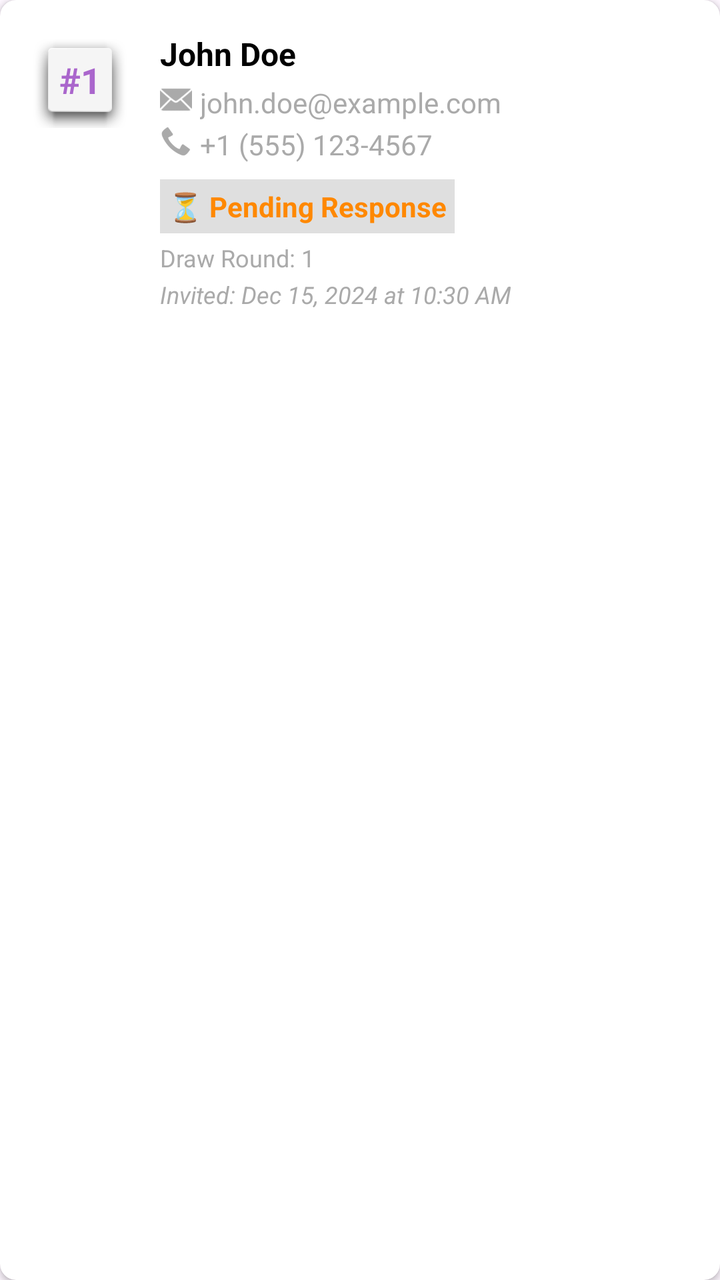
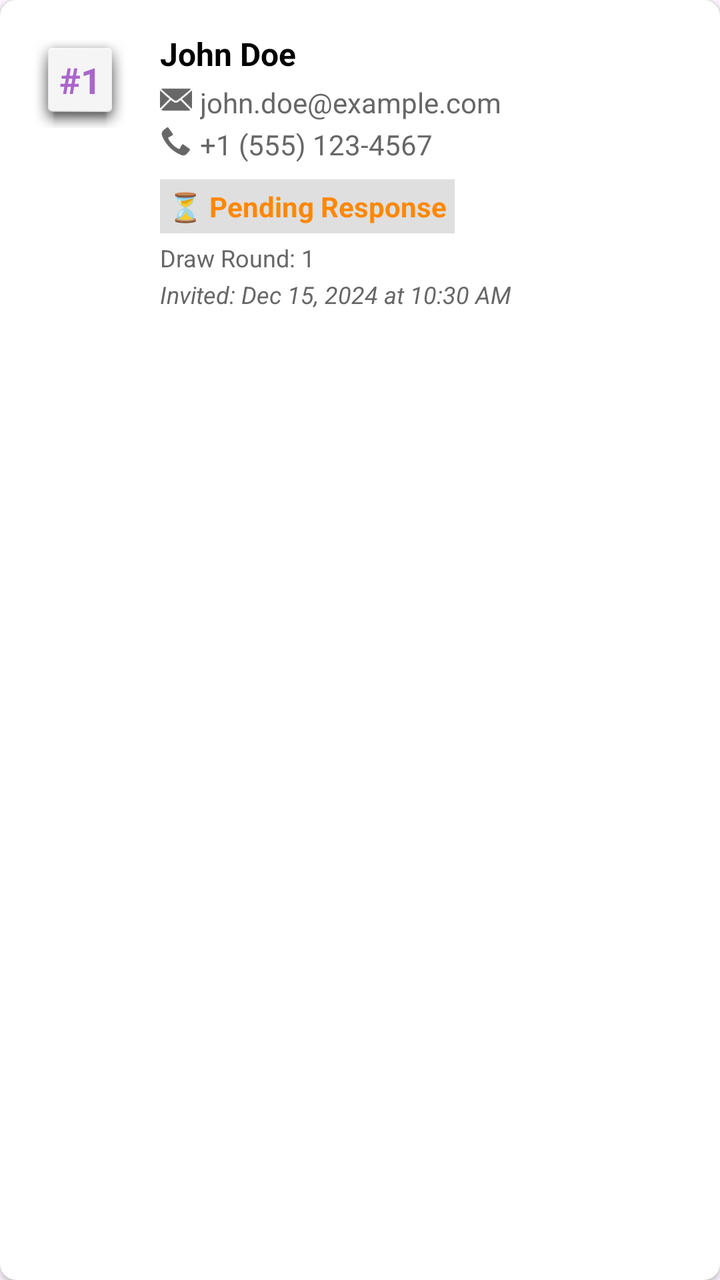

Two renders of the same Android screen: before a commit and after it. Below are the layout's source before the change and the commit's diff.
<!-- AndroidManifest.xml: application theme Theme.GitCat_events -->
<!-- res/layout/item_invitation_entry.xml -->
<?xml version="1.0" encoding="utf-8"?>
<androidx.cardview.widget.CardView xmlns:android="http://schemas.android.com/apk/res/android"
    xmlns:app="http://schemas.android.com/apk/res-auto"
    android:layout_width="match_parent"
    android:layout_height="wrap_content"
    android:layout_margin="8dp"
    app:cardCornerRadius="8dp"
    app:cardElevation="2dp">

    <LinearLayout
        android:layout_width="match_parent"
        android:layout_height="wrap_content"
        android:orientation="horizontal"
        android:padding="16dp">

        
        <TextView
            android:id="@+id/tvPosition"
            android:layout_width="48dp"
            android:layout_height="48dp"
            android:gravity="center"
            android:text="#1"
            android:textSize="18sp"
            android:textStyle="bold"
            android:textColor="@android:color/holo_purple"
            android:background="@android:drawable/dialog_holo_light_frame"
            android:layout_marginEnd="16dp" />

        
        <LinearLayout
            android:layout_width="0dp"
            android:layout_height="wrap_content"
            android:layout_weight="1"
            android:orientation="vertical">

            
            <TextView
                android:id="@+id/tvName"
                android:layout_width="wrap_content"
                android:layout_height="wrap_content"
                android:text="John Doe"
                android:textSize="16sp"
                android:textStyle="bold"
                android:textColor="@color/black"
                android:layout_marginBottom="4dp" />

            
            <LinearLayout
                android:layout_width="wrap_content"
                android:layout_height="wrap_content"
                android:orientation="horizontal"
                android:layout_marginBottom="2dp">

                <ImageView
                    android:layout_width="16dp"
                    android:layout_height="16dp"
                    android:src="@android:drawable/ic_dialog_email"
                    android:layout_marginEnd="4dp"
                    app:tint="@android:color/darker_gray" />

                <TextView
                    android:id="@+id/tvEmail"
                    android:layout_width="wrap_content"
                    android:layout_height="wrap_content"
                    android:text="john.doe@example.com"
                    android:textSize="14sp"
                    android:textColor="@android:color/darker_gray" />
            </LinearLayout>

            
            <LinearLayout
                android:layout_width="wrap_content"
                android:layout_height="wrap_content"
                android:orientation="horizontal"
                android:layout_marginBottom="8dp">

                <ImageView
                    android:layout_width="16dp"
                    android:layout_height="16dp"
                    android:src="@android:drawable/stat_sys_phone_call"
                    android:layout_marginEnd="4dp"
                    app:tint="@android:color/darker_gray" />

                <TextView
                    android:id="@+id/tvPhone"
                    android:layout_width="wrap_content"
                    android:layout_height="wrap_content"
                    android:text="+1 (555) 123-4567"
                    android:textSize="14sp"
                    android:textColor="@android:color/darker_gray" />
            </LinearLayout>

            
            <TextView
                android:id="@+id/tvStatus"
                android:layout_width="wrap_content"
                android:layout_height="wrap_content"
                android:text="⏳ Pending Response"
                android:textSize="14sp"
                android:textStyle="bold"
                android:textColor="@android:color/holo_orange_dark"
                android:layout_marginBottom="4dp"
                android:padding="4dp"
                android:background="#20000000" />

            
            <TextView
                android:id="@+id/tvDrawRound"
                android:layout_width="wrap_content"
                android:layout_height="wrap_content"
                android:text="Draw Round: 1"
                android:textSize="12sp"
                android:textColor="@android:color/darker_gray"
                android:layout_marginBottom="2dp" />

            
            <TextView
                android:id="@+id/tvInvitedDate"
                android:layout_width="wrap_content"
                android:layout_height="wrap_content"
                android:text="Invited: Dec 15, 2024 at 10:30 AM"
                android:textSize="12sp"
                android:textColor="@android:color/darker_gray"
                android:textStyle="italic"
                android:layout_marginBottom="8dp" />

            
            <Button
                android:id="@+id/btnCancelInvitation"
                android:layout_width="wrap_content"
                android:layout_height="40dp"
                android:text="Cancel Invitation"
                android:textSize="12sp"
                android:textColor="@android:color/white"
                android:backgroundTint="@android:color/holo_red_dark"
                android:paddingStart="12dp"
                android:paddingEnd="12dp"
                android:visibility="gone" />

        </LinearLayout>

    </LinearLayout>

</androidx.cardview.widget.CardView>
<!-- resources referenced by this layout -->
<resources>
  <color name="black">#FF000000</color>
  <style name="Theme.GitCat_events" parent="Base.Theme.GitCat_events" />
  <style name="Base.Theme.GitCat_events" parent="Theme.Material3.DayNight.NoActionBar">
          
          
      </style>
</resources>

<!-- the commit's change to res/layout/item_invitation_entry.xml (unified diff, before → after) -->
@@ -4,6 +4,7 @@
     android:layout_width="match_parent"
     android:layout_height="wrap_content"
     android:layout_margin="8dp"
+    app:cardBackgroundColor="@color/text_color_light"
     app:cardCornerRadius="8dp"
     app:cardElevation="2dp">
 
@@ -18,13 +19,13 @@
             android:id="@+id/tvPosition"
             android:layout_width="48dp"
             android:layout_height="48dp"
+            android:layout_marginEnd="16dp"
+            android:background="@android:drawable/dialog_holo_light_frame"
             android:gravity="center"
             android:text="#1"
+            android:textColor="@android:color/holo_purple"
             android:textSize="18sp"
-            android:textStyle="bold"
-            android:textColor="@android:color/holo_purple"
-            android:background="@android:drawable/dialog_holo_light_frame"
-            android:layout_marginEnd="16dp" />
+            android:textStyle="bold" />
 
         
         <LinearLayout
@@ -38,56 +39,56 @@
                 android:id="@+id/tvName"
                 android:layout_width="wrap_content"
                 android:layout_height="wrap_content"
+                android:layout_marginBottom="4dp"
                 android:text="John Doe"
+                android:textColor="@color/text_color_dark"
                 android:textSize="16sp"
-                android:textStyle="bold"
-                android:textColor="@color/black"
-                android:layout_marginBottom="4dp" />
+                android:textStyle="bold" />
 
             
             <LinearLayout
                 android:layout_width="wrap_content"
                 android:layout_height="wrap_content"
-                android:orientation="horizontal"
-                android:layout_marginBottom="2dp">
+                android:layout_marginBottom="2dp"
+                android:orientation="horizontal">
 
                 <ImageView
                     android:layout_width="16dp"
                     android:layout_height="16dp"
+                    android:layout_marginEnd="4dp"
                     android:src="@android:drawable/ic_dialog_email"
-                    android:layout_marginEnd="4dp"
-                    app:tint="@android:color/darker_gray" />
+                    app:tint="@color/text_color_medium" />
 
                 <TextView
                     android:id="@+id/tvEmail"
                     android:layout_width="wrap_content"
                     android:layout_height="wrap_content"
                     android:text="john.doe@example.com"
-                    android:textSize="14sp"
-                    android:textColor="@android:color/darker_gray" />
+                    android:textColor="@color/text_color_medium"
+                    android:textSize="14sp" />
             </LinearLayout>
 
             
             <LinearLayout
                 android:layout_width="wrap_content"
                 android:layout_height="wrap_content"
-                android:orientation="horizontal"
-                android:layout_marginBottom="8dp">
+                android:layout_marginBottom="8dp"
+                android:orientation="horizontal">
 
                 <ImageView
                     android:layout_width="16dp"
                     android:layout_height="16dp"
+                    android:layout_marginEnd="4dp"
                     android:src="@android:drawable/stat_sys_phone_call"
-                    android:layout_marginEnd="4dp"
-                    app:tint="@android:color/darker_gray" />
+                    app:tint="@color/text_color_medium" />
 
                 <TextView
                     android:id="@+id/tvPhone"
                     android:layout_width="wrap_content"
                     android:layout_height="wrap_content"
                     android:text="+1 (555) 123-4567"
-                    android:textSize="14sp"
-                    android:textColor="@android:color/darker_gray" />
+                    android:textColor="@color/text_color_medium"
+                    android:textSize="14sp" />
             </LinearLayout>
 
             
@@ -95,46 +96,46 @@
                 android:id="@+id/tvStatus"
                 android:layout_width="wrap_content"
                 android:layout_height="wrap_content"
+                android:layout_marginBottom="4dp"
+                android:background="#20000000"
+                android:padding="4dp"
                 android:text="⏳ Pending Response"
+                android:textColor="@android:color/holo_orange_dark"
                 android:textSize="14sp"
-                android:textStyle="bold"
-                android:textColor="@android:color/holo_orange_dark"
-                android:layout_marginBottom="4dp"
-                android:padding="4dp"
-                android:background="#20000000" />
+                android:textStyle="bold" />
 
             
             <TextView
                 android:id="@+id/tvDrawRound"
                 android:layout_width="wrap_content"
                 android:layout_height="wrap_content"
+                android:layout_marginBottom="2dp"
                 android:text="Draw Round: 1"
-                android:textSize="12sp"
-                android:textColor="@android:color/darker_gray"
-                android:layout_marginBottom="2dp" />
+                android:textColor="@color/text_color_medium"
+                android:textSize="12sp" />
 
             
             <TextView
                 android:id="@+id/tvInvitedDate"
                 android:layout_width="wrap_content"
                 android:layout_height="wrap_content"
+                android:layout_marginBottom="8dp"
                 android:text="Invited: Dec 15, 2024 at 10:30 AM"
+                android:textColor="@color/text_color_medium"
                 android:textSize="12sp"
-                android:textColor="@android:color/darker_gray"
-                android:textStyle="italic"
-                android:layout_marginBottom="8dp" />
+                android:textStyle="italic" />
 
             
             <Button
                 android:id="@+id/btnCancelInvitation"
                 android:layout_width="wrap_content"
                 android:layout_height="40dp"
-                android:text="Cancel Invitation"
-                android:textSize="12sp"
-                android:textColor="@android:color/white"
                 android:backgroundTint="@android:color/holo_red_dark"
                 android:paddingStart="12dp"
                 android:paddingEnd="12dp"
+                android:text="Cancel Invitation"
+                android:textColor="@color/text_color_light"
+                android:textSize="12sp"
                 android:visibility="gone" />
 
         </LinearLayout>
<!-- resource entries referenced after the edit -->
@@ -1,6 +1,8 @@
 <!-- resources referenced by this layout -->
 <resources>
-  <color name="black">#FF000000</color>
+  <color name="text_color_dark">#000000</color>
+  <color name="text_color_light">#ffffff</color>
+  <color name="text_color_medium">#676767</color>
   <style name="Theme.GitCat_events" parent="Base.Theme.GitCat_events" />
   <style name="Base.Theme.GitCat_events" parent="Theme.Material3.DayNight.NoActionBar">
           
